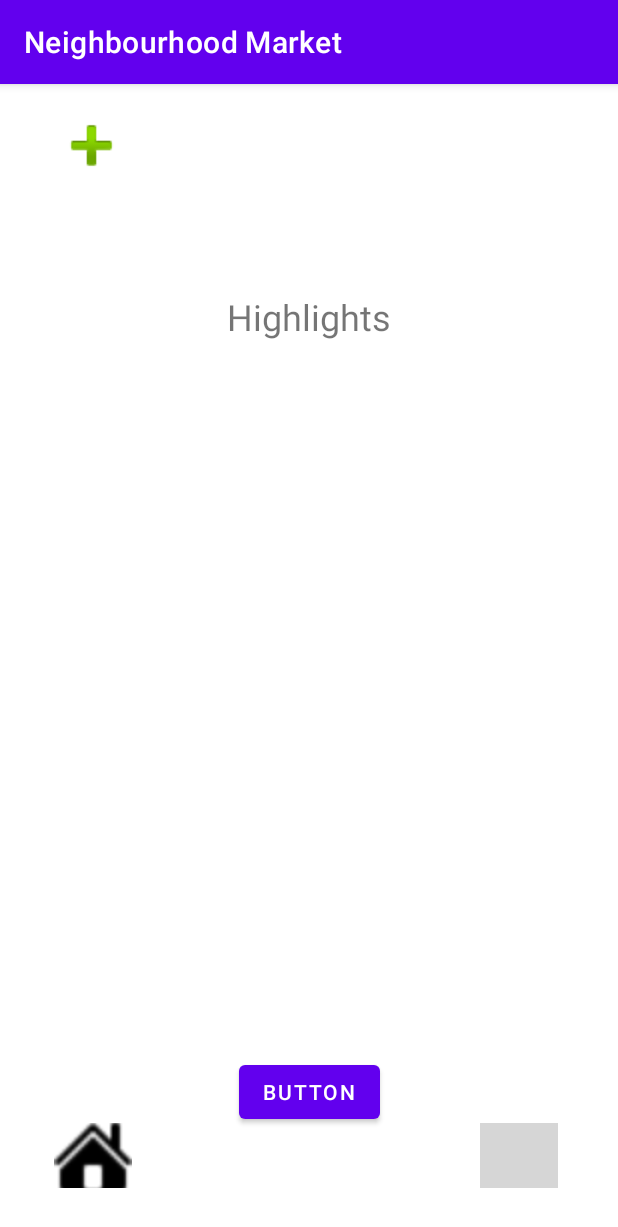
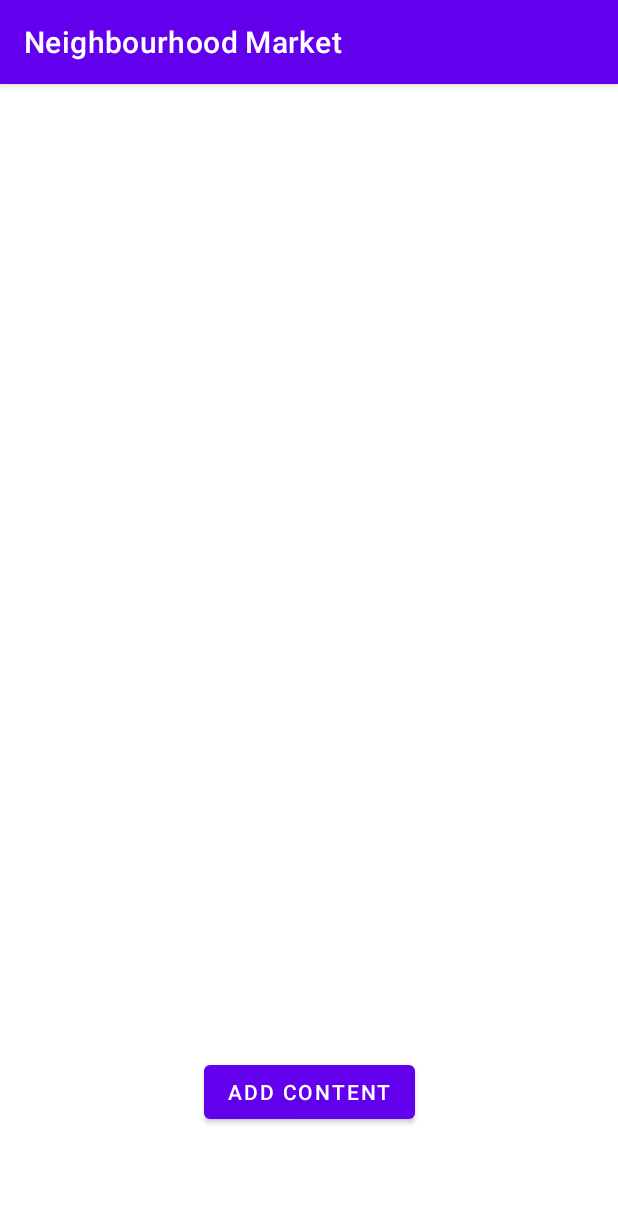
Before and after one commit to dimitar-petrov-j/smart-mobile-portfolio, an Android app: the screen it shows after launch (MainActivity), on a phone screen of 412 x 824 dp. Shown: the top 1227 px of the screen. Run offline under Robolectric (Android 15) with nearby library versions, the light colour scheme and no system bars; our stand-ins replace Firebase (no records; nobody signed in at launch, a user with empty details on screens opened directly); grey boxes are pictures that could not be loaded.

Commit message:
firebase reading fixed, translated to a custom recyclerview

```diff
--- a/NeighbourhoodMarket/app/src/main/java/com/dimitar/neighbourhoodmarket/CustomAdapter.kt
+++ b/NeighbourhoodMarket/app/src/main/java/com/dimitar/neighbourhoodmarket/CustomAdapter.kt
@@ -6,7 +6,7 @@ import android.view.ViewGroup
 import android.widget.TextView
 import androidx.recyclerview.widget.RecyclerView
 
-class CustomAdapter(private val dataSet: Array<String>) :
+class CustomAdapter(private val dataSet: ArrayList<Item>) :
     RecyclerView.Adapter<CustomAdapter.ViewHolder>() {
 
     /**
@@ -14,16 +14,18 @@ class CustomAdapter(private val dataSet: Array<String>) :
      * (custom ViewHolder).
      */
     class ViewHolder(view: View) : RecyclerView.ViewHolder(view) {
-        val textView: TextView
 
-        init {
+        fun bindItems(item: Item){
             // Define click listener for the ViewHolder's View.
-            textView = view.findViewById(R.id.textView)
+            val textViewItem = itemView.findViewById(R.id.textViewItem) as TextView
+            val textViewPrice = itemView.findViewById(R.id.textViewPrice) as TextView
+            textViewItem.text = item.item
+            textViewPrice.text = item.price.toString()
         }
     }
 
     // Create new views (invoked by the layout manager)
-    override fun onCreateViewHolder(viewGroup: ViewGroup, viewType: Int): ViewHolder {
+    override fun onCreateViewHolder(viewGroup: ViewGroup, viewType: Int): CustomAdapter.ViewHolder {
         // Create a new view, which defines the UI of the list item
         val view = LayoutInflater.from(viewGroup.context)
             .inflate(R.layout.list_layout, viewGroup, false)
@@ -32,11 +34,11 @@ class CustomAdapter(private val dataSet: Array<String>) :
     }
 
     // Replace the contents of a view (invoked by the layout manager)
-    override fun onBindViewHolder(viewHolder: ViewHolder, position: Int) {
+    override fun onBindViewHolder(holder: CustomAdapter.ViewHolder, position: Int) {
 
         // Get element from your dataset at this position and replace the
         // contents of the view with that element
-        viewHolder.textView.text = dataSet[position]
+        holder.bindItems(dataSet[position])
     }
 
     // Return the size of your dataset (invoked by the layout manager)
--- a/NeighbourhoodMarket/app/src/main/java/com/dimitar/neighbourhoodmarket/Item.kt
+++ b/NeighbourhoodMarket/app/src/main/java/com/dimitar/neighbourhoodmarket/Item.kt
@@ -1,3 +1,6 @@
 package com.dimitar.neighbourhoodmarket
 
-class Item(val item: String, val price: Double, var uuid: String = "")
+import com.google.firebase.database.IgnoreExtraProperties
+
+@IgnoreExtraProperties
+class Item(val item: String? = "", val price: Long? = 0, var uuid: String = "")
--- a/NeighbourhoodMarket/app/src/main/java/com/dimitar/neighbourhoodmarket/MainActivity.kt
+++ b/NeighbourhoodMarket/app/src/main/java/com/dimitar/neighbourhoodmarket/MainActivity.kt
@@ -5,7 +5,9 @@ import android.os.Bundle
 import android.util.Log
 import android.widget.Button
 import android.widget.ImageButton
+import android.widget.LinearLayout
 import android.widget.Toast
+import androidx.recyclerview.widget.LinearLayoutManager
 import androidx.recyclerview.widget.RecyclerView
 import com.google.firebase.database.DataSnapshot
 import com.google.firebase.database.DatabaseError
@@ -37,18 +39,49 @@ class MainActivity : AppCompatActivity() {
 //        myRef.addListenerForSingleValueEvent(menuListener)
 //    }
 
+    private fun addPostEventListener(postReference: DatabaseReference, recyclerView: RecyclerView) {
+
+        val list = ArrayList<Item>()
+
+        val postListener = object : ValueEventListener {
+            override fun onDataChange(dataSnapshot: DataSnapshot) {
+                // Get Post object and use the values to update the UI
+                list.clear()
+
+                for(e in dataSnapshot.children){
+                    val item = e.getValue<Item>()
+                    list.add(item!!)
+                }
+
+                val adapter = CustomAdapter(list)
+
+                recyclerView.adapter = adapter
+            }
+
+            override fun onCancelled(databaseError: DatabaseError) {
+                // Getting Post failed, log a message
+                Log.w("MainActivity", "loadPost:onCancelled", databaseError.toException())
+            }
+        }
+        postReference.addValueEventListener(postListener)
+    }
+
+
     override fun onCreate(savedInstanceState: Bundle?) {
         super.onCreate(savedInstanceState)
         setContentView(R.layout.activity_main)
 
         val btn = findViewById<Button>(R.id.button)
+        val recyclerView = findViewById<RecyclerView>(R.id.recyclerView)
+
+        recyclerView.layoutManager = LinearLayoutManager(this, RecyclerView.VERTICAL, false)
 
         btn.setOnClickListener {
                 val availableItems: List<Item> = mutableListOf(
-                    Item("pain", 3.0),
-                    Item("test", 4.0),
-                    Item("paper", 5.0),
-                    Item("toaster", 6.0)
+                    Item("pain", 3),
+                    Item("test", 4),
+                    Item("paper", 5),
+                    Item("toaster", 6)
                 )
                 availableItems.forEach {
                     val key = myRef.push().key
@@ -59,12 +92,6 @@ class MainActivity : AppCompatActivity() {
 //            Log.i("LOG", menu.toString())
         }
 
-
-
-//        val recyclerView = findViewById<RecyclerView>(R.id.recyclerView)
-//
-//        menu.forEach {
-//
-//        }
+        addPostEventListener(myRef, recyclerView)
     }
 }
--- a/NeighbourhoodMarket/app/src/main/res/layout/activity_main.xml
+++ b/NeighbourhoodMarket/app/src/main/res/layout/activity_main.xml
@@ -6,95 +6,23 @@
     android:layout_height="match_parent"
     tools:context=".MainActivity">
 
-    <ImageButton
-        android:id="@+id/imageButton3"
-        style="?android:attr/borderlessButtonStyle"
-        android:layout_width="50dp"
-        android:layout_height="49dp"
-        android:layout_marginStart="36dp"
-        android:layout_marginLeft="36dp"
-        android:layout_marginTop="16dp"
-        android:background="@android:color/transparent"
-        android:padding="0dp"
-        android:scaleType="centerCrop"
-        app:layout_constraintStart_toStartOf="parent"
-        app:layout_constraintTop_toTopOf="parent"
-        app:srcCompat="@android:drawable/ic_input_add"
-        android:contentDescription="Add Post" />
-
-    <ImageButton
-        android:id="@+id/imageButton4"
-        style="?android:attr/borderlessButtonStyle"
-        android:layout_width="50dp"
-        android:layout_height="50dp"
-        android:layout_marginTop="16dp"
-        android:layout_marginEnd="36dp"
-        android:layout_marginRight="36dp"
-        android:background="@android:color/transparent"
-        android:padding="0dp"
-        android:scaleType="centerCrop"
-        app:layout_constraintEnd_toEndOf="parent"
-        app:layout_constraintTop_toTopOf="parent"
-        tools:srcCompat="@tools:sample/avatars"
-        android:contentDescription="To Profile" />
-
-    <ImageButton
-        android:id="@+id/imageButton5"
-        android:layout_width="52dp"
-        android:layout_height="43dp"
-        android:layout_marginStart="36dp"
-        android:layout_marginLeft="36dp"
-        android:layout_marginBottom="32dp"
-        android:background="@android:color/transparent"
-        android:padding="0dp"
-        android:scaleType="centerCrop"
-        app:layout_constraintBottom_toBottomOf="parent"
-        app:layout_constraintStart_toStartOf="parent"
-        app:srcCompat="@drawable/icons8_home_26" />
-
-    <ImageButton
-        android:id="@+id/imageButton"
-        android:layout_width="52dp"
-        android:layout_height="43dp"
-        android:layout_marginStart="232dp"
-        android:layout_marginLeft="232dp"
-        android:layout_marginBottom="32dp"
-        android:background="@android:color/transparent"
-        android:padding="0dp"
-        android:scaleType="centerCrop"
-        app:layout_constraintBottom_toBottomOf="parent"
-        app:layout_constraintStart_toEndOf="@+id/imageButton5"
-        app:srcCompat="@drawable/icons8_shopping_bag_48" />
-
-    <TextView
-        android:id="@+id/textView"
-        android:layout_width="wrap_content"
-        android:layout_height="wrap_content"
-        android:text="Highlights"
-        android:textSize="24sp"
+    <androidx.recyclerview.widget.RecyclerView
+        android:id="@+id/recyclerView"
+        android:layout_width="335dp"
+        android:layout_height="370dp"
+        app:layoutManager="GridLayoutManager"
         app:layout_constraintBottom_toBottomOf="parent"
         app:layout_constraintEnd_toEndOf="parent"
         app:layout_constraintStart_toStartOf="parent"
         app:layout_constraintTop_toTopOf="parent"
-        app:layout_constraintVertical_bias="0.189" />
-
-    <androidx.recyclerview.widget.RecyclerView
-        android:id="@+id/recyclerView"
-        app:layoutManager="GridLayoutManager"
-        android:layout_width="335dp"
-        android:layout_height="370dp"
-        app:layout_constraintBottom_toBottomOf="parent"
-        app:layout_constraintEnd_toEndOf="parent"
-        app:layout_constraintHorizontal_bias="0.473"
-        app:layout_constraintStart_toStartOf="parent"
-        app:layout_constraintTop_toTopOf="parent" />
+        app:layout_constraintVertical_bias="0.249" />
 
     <Button
         android:id="@+id/button"
         android:layout_width="wrap_content"
         android:layout_height="wrap_content"
         android:layout_marginBottom="72dp"
-        android:text="Button"
+        android:text="Add Content"
         app:layout_constraintBottom_toBottomOf="parent"
         app:layout_constraintEnd_toEndOf="parent"
         app:layout_constraintStart_toStartOf="parent" />
```
